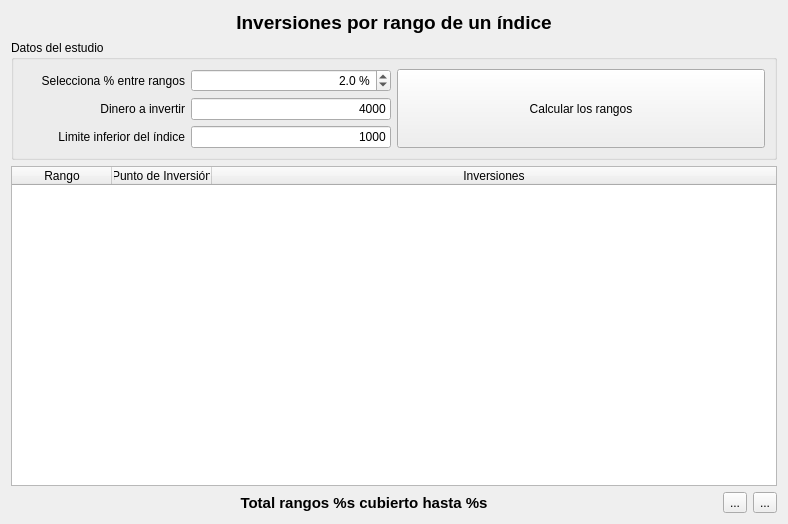
Before: the Qt Designer form ui/wdgIndexRange.ui in turulomio/xulpymoney, drawn with Qt 5.
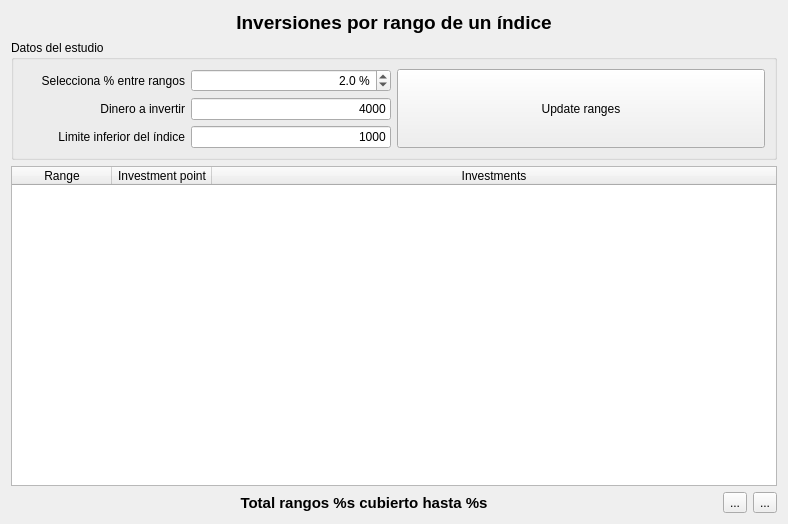
After: the same form once the commit is applied. Icons and pictures are not drawn. Custom widgets are drawn as their Qt base class.

```diff
--- a/ui/wdgIndexRange.ui
+++ b/ui/wdgIndexRange.ui
@@ -179,7 +179,7 @@
                </sizepolicy>
               </property>
               <property name="text">
-               <string>Calcular los rangos</string>
+               <string>Update ranges</string>
               </property>
              </widget>
             </item>
@@ -215,17 +215,17 @@
        </attribute>
        <column>
         <property name="text">
-         <string>Rango</string>
+         <string>Range</string>
         </property>
        </column>
        <column>
         <property name="text">
-         <string>Punto de Inversión</string>
+         <string>Investment point</string>
         </property>
        </column>
        <column>
         <property name="text">
-         <string>Inversiones</string>
+         <string>Investments</string>
         </property>
        </column>
       </widget>
```
Left out of the diff: 3 changed lines with no effect on the pictures.
